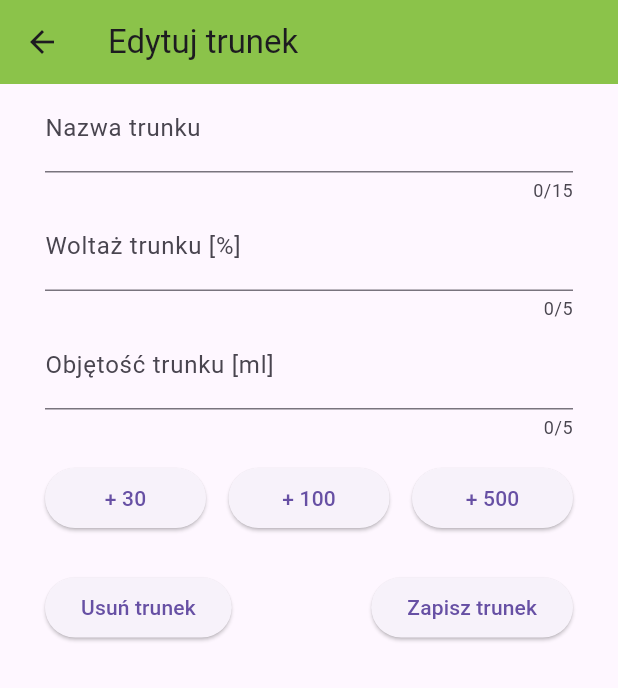
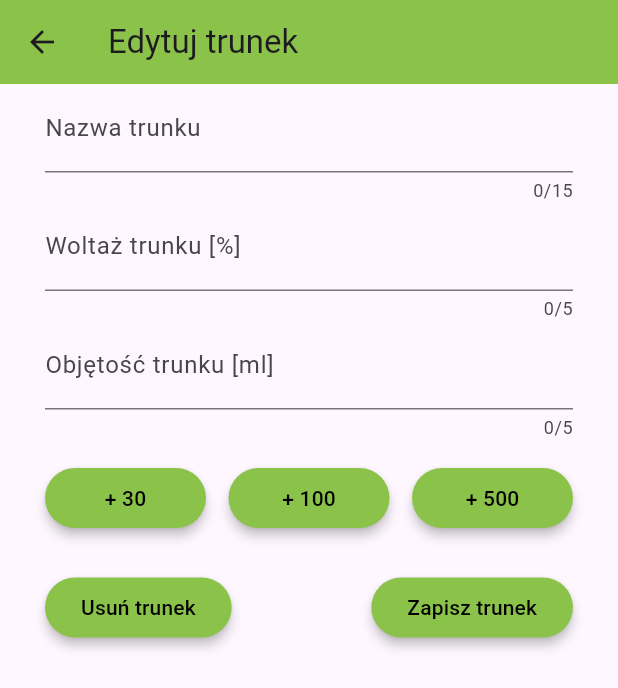
Before and after one commit to gawlas149/Alkomat, a Flutter app: the EditLiquorPage screen opened by its route, on a phone screen of 412 x 824 dp. Shown: the top 688 px of the screen. Run offline on Flutter 3.47's test engine with Material 3 defaults, Android fonts, the phone set to English and light mode, and no system bars; our stand-ins replace get, shared_preferences; accounts and stored records are empty; statements that could not run were skipped.

Commit message:
Edit liquor check if data correct

```diff
--- a/lib/edit_liquor/edit_liquor_page.dart
+++ b/lib/edit_liquor/edit_liquor_page.dart
@@ -47,6 +47,9 @@ class EditLiquorPage extends GetView<EditLiquorController> {
                 ),
                 label: Text('Woltaż trunku [%]'),
               ),
+              onChanged: (String text) {
+                controller.checkVoltage(text);
+              },
             ),
             TextFormField(
               maxLength: 5,
@@ -60,6 +63,9 @@ class EditLiquorPage extends GetView<EditLiquorController> {
                 ),
                 label: Text('Objętość trunku [ml]'),
               ),
+              onChanged: (String text) {
+                controller.checkVolume(text);
+              },
             ),
             const SizedBox(
               height: 15,
@@ -72,7 +78,12 @@ class EditLiquorPage extends GetView<EditLiquorController> {
               children: [
                 _buttonDelete(),
                 const Spacer(),
-                _buttonSave(),
+                Obx(
+                  () => (controller.voltageCorrect.value &&
+                          controller.volumeCorrect.value)
+                      ? _buttonSaveEnabled()
+                      : _buttonSaveDisabled(),
+                ),
               ],
             )
           ],
@@ -105,13 +116,16 @@ class EditLiquorPage extends GetView<EditLiquorController> {
           controller.volumeController.text =
               (int.parse(controller.volumeController.text) + volume).toString()
         },
+        style: ElevatedButton.styleFrom(
+            backgroundColor: Colors.lightGreen,
+            foregroundColor: Colors.black,
+            elevation: 3),
       ),
     );
   }
 
-  Widget _buttonSave() {
+  Widget _buttonSaveEnabled() {
     return ElevatedButton(
-      child: const Text('Zapisz trunek'),
       onPressed: () => {
         Get.back(result: [
           controller.nameController.text,
@@ -119,6 +133,18 @@ class EditLiquorPage extends GetView<EditLiquorController> {
           controller.volumeController.text
         ])
       },
+      style: ElevatedButton.styleFrom(
+          backgroundColor: Colors.lightGreen,
+          foregroundColor: Colors.black,
+          elevation: 3),
+      child: Text('Zapisz trunek'),
+    );
+  }
+
+  Widget _buttonSaveDisabled() {
+    return const ElevatedButton(
+      onPressed: null,
+      child: Text('Zapisz trunek'),
     );
   }
 
@@ -126,6 +152,10 @@ class EditLiquorPage extends GetView<EditLiquorController> {
     return ElevatedButton(
       child: const Text('Usuń trunek'),
       onPressed: () => {Get.back(result: -1)},
+      style: ElevatedButton.styleFrom(
+          backgroundColor: Colors.lightGreen,
+          foregroundColor: Colors.black,
+          elevation: 3),
     );
   }
 }
@@ -136,6 +166,9 @@ class EditLiquorController extends GetxController {
   final TextEditingController nameController = TextEditingController();
   final TextEditingController percentageController = TextEditingController();
   final TextEditingController volumeController = TextEditingController();
+
+  RxBool voltageCorrect = true.obs;
+  RxBool volumeCorrect = true.obs;
 
   @override
   void onInit() {
@@ -148,4 +181,29 @@ class EditLiquorController extends GetxController {
     percentageController.text = Get.arguments['percentage'];
     volumeController.text = Get.arguments['volume'];
   }
+
+  void checkVoltage(String newString) {
+    num? newNumber = num.tryParse(newString);
+    if (newNumber == null) {
+      voltageCorrect.value = false;
+    } else {
+      voltageCorrect.value = isNumeric(newString) &&
+          num.tryParse(newString)! > 0 &&
+          num.tryParse(newString)! <= 100;
+    }
+  }
+
+  void checkVolume(String newString) {
+    num? newNumber = num.tryParse(newString);
+    if (newNumber == null) {
+      volumeCorrect.value = false;
+    } else {
+      volumeCorrect.value =
+          isNumeric(newString) && num.tryParse(newString)! > 0;
+    }
+  }
+
+  bool isNumeric(String s) {
+    return double.tryParse(s) != null;
+  }
 }
```
